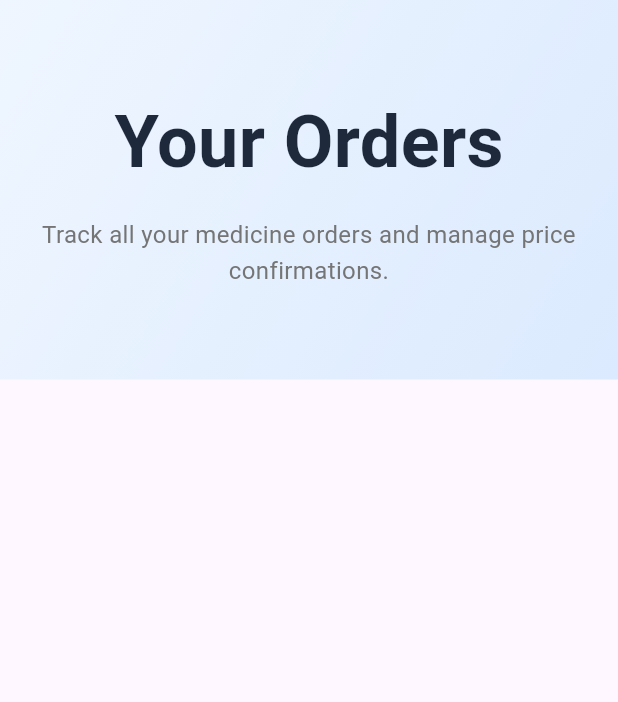
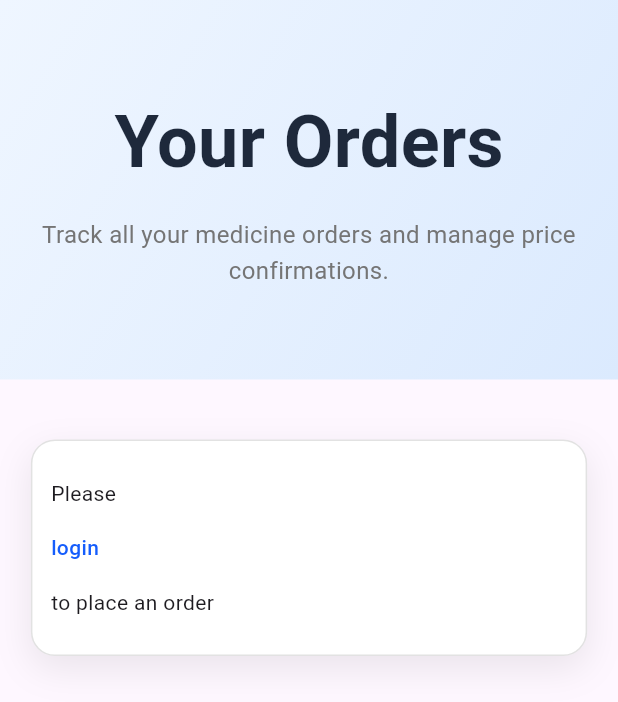
Before and after one commit to anshumaPathak/v_pharmacy, a Flutter app: the YourOrdersScreen widget shown alone on an empty page, opened directly, on a phone screen of 412 x 824 dp. Shown: the top 702 px of the screen. Run offline on Flutter 3.47's test engine with Material 3 defaults, Android fonts, the phone set to English and light mode, and no system bars; our stand-ins replace go_router, image_picker, shared_preferences; accounts and stored records are empty; network calls fail.

```diff
--- a/lib/res/api_url.dart
+++ b/lib/res/api_url.dart
@@ -11,5 +11,4 @@ class ApiUrl {
   static const String orderHistory ="${baseUrl}/orders_history";
   static const String confirmOrder ="${baseUrl}/confirm_order";
   static const String contactUs ="${baseUrl}/contact_us";
-
 }
--- a/lib/view/about_widget/order_track_screen_services.dart
+++ b/lib/view/about_widget/order_track_screen_services.dart
@@ -132,13 +132,56 @@ class _YourOrdersScreenState extends State<YourOrdersScreen> {
                   if (userId == null)
                   Padding(
                     padding: EdgeInsets.symmetric(horizontal: isMobile ? 16 : 60),
+                    child: Container(
+                      padding: EdgeInsets.symmetric(horizontal: Sizes.screenWidth*0.03,vertical: Sizes.screenHeight*0.03),
+                      width: isMobile
+                          ? MediaQuery.of(context).size.width * 0.9
+                          : 800,
+                      decoration: BoxDecoration(
+                        color: Colors.white,
+                        borderRadius: BorderRadius.circular(16),
+                        border: Border.all(
+                          color: Colors.grey.withOpacity(0.3),
+                          width: 1,
+                        ),
+                        boxShadow: [
+                          BoxShadow(
+                            color: Colors.black.withOpacity(0.08),
+                            blurRadius: 20,
+                            offset: const Offset(0, 8),
+                          ),
+                        ],
+                      ),
+                      child: Column(
+                        crossAxisAlignment: CrossAxisAlignment.start,
+                        children:  [
+                          Column(
+                            crossAxisAlignment: CrossAxisAlignment.start,
+                            children:  [
+                              Text("Please"),
+                              SizedBox(height: Sizes.screenHeight*0.02,),
+                              Text(
+                                "login",
+                                style: TextStyle(
+                                  color: AppColor.blueColor,
+                                  fontWeight: FontWeight.w500,
+                                ),
+                              ),
+                              SizedBox(height: Sizes.screenHeight*0.02,),
+                              Text("to place an order"),
+                            ],
+                          ),
+                        ],
+                      ),
+                    ),
+                  ),
+                  if (userId != null)
+
+                  Padding(
+                    padding: EdgeInsets.symmetric(horizontal: isMobile ? 16 : 60),
                     child: orders.isEmpty
                         ? Center(
-                      child:  Padding(
-                        padding: EdgeInsets.symmetric(horizontal: isMobile ? 24 : 60),
-                        child:  AbsorbPointer(
-                          // absorbing: userId != null,
-                          child: Container(
+                      child:  Container(
                         padding: EdgeInsets.symmetric(horizontal: Sizes.screenWidth*0.03,vertical: Sizes.screenHeight*0.03),
                         width: isMobile
                             ? MediaQuery.of(context).size.width * 0.9
@@ -173,8 +216,6 @@ class _YourOrdersScreenState extends State<YourOrdersScreen> {
                             SizedBox(height: Sizes.screenHeight*0.02,),
                             Text("to place an order"),
                           ],
-                            ),
-                          ),
                         ),
                       ),
                     )
```
Also changed, not shown: 3 other files. Lines whose indentation alone changed are shown as unchanged.
